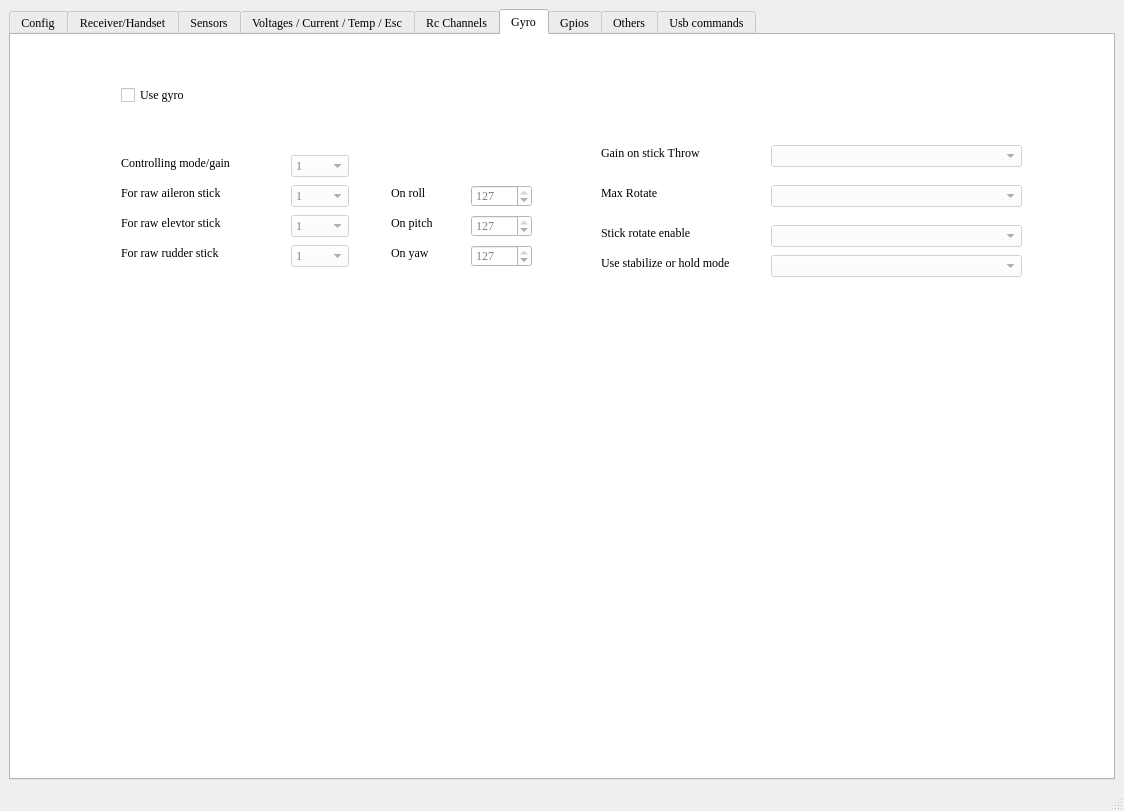
mstrens/expressLRS_oXs, file gui/oXs.ui: the form before one commit.
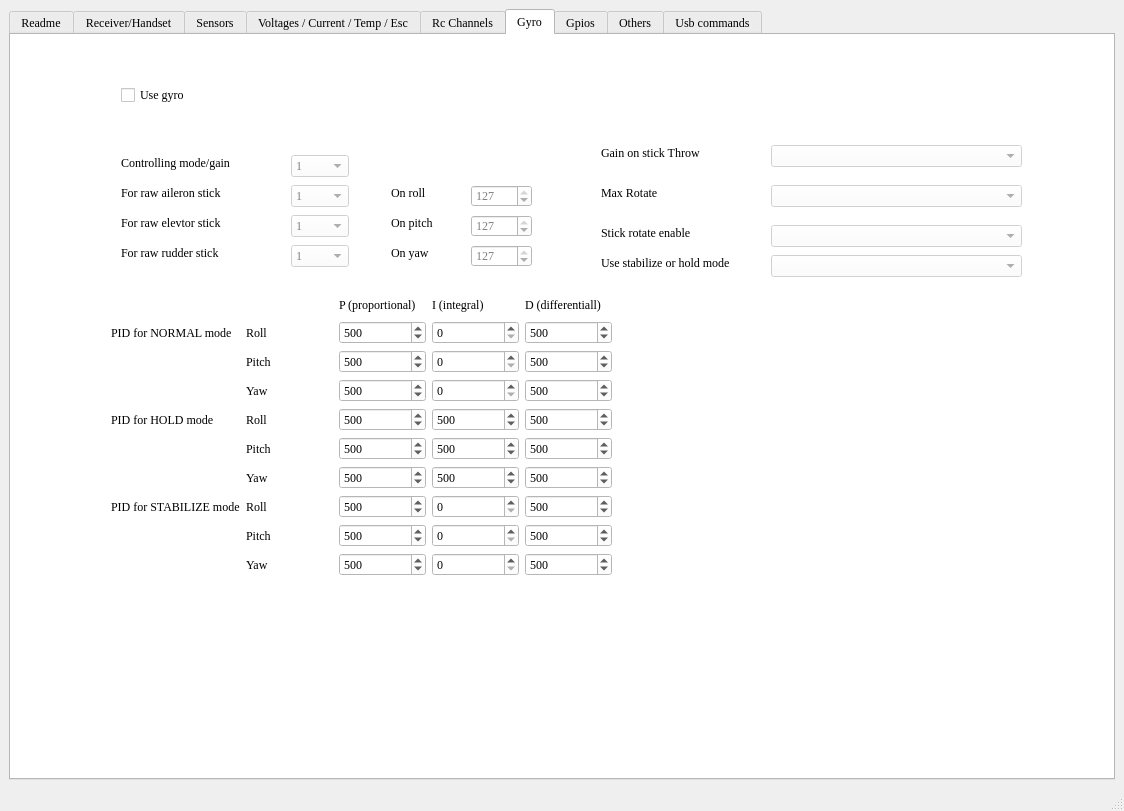
The form after the commit. The open tabs and pages were chosen to show the change. Icons and pictures are not drawn.

```diff
--- a/gui/oXs.ui
+++ b/gui/oXs.ui
@@ -482,7 +482,7 @@
       </property>
       <widget class="QWidget" name="tab">
        <attribute name="title">
-        <string>Config</string>
+        <string>Readme</string>
        </attribute>
        <widget class="QTextEdit" name="textEdit">
         <property name="geometry">
@@ -6927,6 +6927,402 @@
          </rect>
         </property>
        </widget>
+       <widget class="QWidget" name="">
+        <property name="geometry">
+         <rect>
+          <x>100</x>
+          <y>260</y>
+          <width>501</width>
+          <height>281</height>
+         </rect>
+        </property>
+        <layout class="QGridLayout" name="gridLayout">
+         <item row="0" column="2">
+          <widget class="QLabel" name="label_60">
+           <property name="text">
+            <string>P (proportional)</string>
+           </property>
+          </widget>
+         </item>
+         <item row="0" column="3">
+          <widget class="QLabel" name="label_61">
+           <property name="text">
+            <string>I (integral)</string>
+           </property>
+          </widget>
+         </item>
+         <item row="0" column="4">
+          <widget class="QLabel" name="label_62">
+           <property name="text">
+            <string>D (differentiall)</string>
+           </property>
+          </widget>
+         </item>
+         <item row="1" column="0">
+          <widget class="QLabel" name="label_18">
+           <property name="text">
+            <string>PID for NORMAL mode</string>
+           </property>
+          </widget>
+         </item>
+         <item row="1" column="1">
+          <widget class="QLabel" name="label_51">
+           <property name="text">
+            <string>Roll</string>
+           </property>
+           <property name="alignment">
+            <set>Qt::AlignLeading|Qt::AlignLeft|Qt::AlignVCenter</set>
+           </property>
+          </widget>
+         </item>
+         <item row="1" column="2">
+          <widget class="QSpinBox" name="sbPidNormalRollP">
+           <property name="maximum">
+            <number>2000</number>
+           </property>
+           <property name="value">
+            <number>500</number>
+           </property>
+          </widget>
+         </item>
+         <item row="1" column="3">
+          <widget class="QSpinBox" name="sbPidNormalRollI">
+           <property name="maximum">
+            <number>2000</number>
+           </property>
+          </widget>
+         </item>
+         <item row="1" column="4">
+          <widget class="QSpinBox" name="sbPidNormalRollD">
+           <property name="maximum">
+            <number>2000</number>
+           </property>
+           <property name="value">
+            <number>500</number>
+           </property>
+          </widget>
+         </item>
+         <item row="2" column="1">
+          <widget class="QLabel" name="label_52">
+           <property name="text">
+            <string>Pitch</string>
+           </property>
+           <property name="alignment">
+            <set>Qt::AlignLeading|Qt::AlignLeft|Qt::AlignVCenter</set>
+           </property>
+          </widget>
+         </item>
+         <item row="2" column="2">
+          <widget class="QSpinBox" name="sbPidNormalPitchP">
+           <property name="maximum">
+            <number>2000</number>
+           </property>
+           <property name="value">
+            <number>500</number>
+           </property>
+          </widget>
+         </item>
+         <item row="2" column="3">
+          <widget class="QSpinBox" name="sbPidNormalPitchI">
+           <property name="maximum">
+            <number>2000</number>
+           </property>
+          </widget>
+         </item>
+         <item row="2" column="4">
+          <widget class="QSpinBox" name="sbPidNormalPitchD">
+           <property name="maximum">
+            <number>2000</number>
+           </property>
+           <property name="value">
+            <number>500</number>
+           </property>
+          </widget>
+         </item>
+         <item row="3" column="1">
+          <widget class="QLabel" name="label_53">
+           <property name="text">
+            <string>Yaw</string>
+           </property>
+           <property name="alignment">
+            <set>Qt::AlignLeading|Qt::AlignLeft|Qt::AlignVCenter</set>
+           </property>
+          </widget>
+         </item>
+         <item row="3" column="2">
+          <widget class="QSpinBox" name="sbPidNormalYawP">
+           <property name="maximum">
+            <number>2000</number>
+           </property>
+           <property name="value">
+            <number>500</number>
+           </property>
+          </widget>
+         </item>
+         <item row="3" column="3">
+          <widget class="QSpinBox" name="sbPidNormalYawI">
+           <property name="maximum">
+            <number>2000</number>
+           </property>
+          </widget>
+         </item>
+         <item row="3" column="4">
+          <widget class="QSpinBox" name="sbPidNormalYawD">
+           <property name="maximum">
+            <number>2000</number>
+           </property>
+           <property name="value">
+            <number>500</number>
+           </property>
+          </widget>
+         </item>
+         <item row="4" column="0">
+          <widget class="QLabel" name="label_49">
+           <property name="text">
+            <string>PID for HOLD mode</string>
+           </property>
+          </widget>
+         </item>
+         <item row="4" column="1">
+          <widget class="QLabel" name="label_54">
+           <property name="text">
+            <string>Roll</string>
+           </property>
+           <property name="alignment">
+            <set>Qt::AlignLeading|Qt::AlignLeft|Qt::AlignVCenter</set>
+           </property>
+          </widget>
+         </item>
+         <item row="4" column="2">
+          <widget class="QSpinBox" name="sbPidHoldRollP">
+           <property name="maximum">
+            <number>2000</number>
+           </property>
+           <property name="value">
+            <number>500</number>
+           </property>
+          </widget>
+         </item>
+         <item row="4" column="3">
+          <widget class="QSpinBox" name="sbPidHoldRollI">
+           <property name="maximum">
+            <number>2000</number>
+           </property>
+           <property name="value">
+            <number>500</number>
+           </property>
+          </widget>
+         </item>
+         <item row="4" column="4">
+          <widget class="QSpinBox" name="sbPidHoldRollD">
+           <property name="maximum">
+            <number>2000</number>
+           </property>
+           <property name="value">
+            <number>500</number>
+           </property>
+          </widget>
+         </item>
+         <item row="5" column="1">
+          <widget class="QLabel" name="label_56">
+           <property name="text">
+            <string>Pitch</string>
+           </property>
+           <property name="alignment">
+            <set>Qt::AlignLeading|Qt::AlignLeft|Qt::AlignVCenter</set>
+           </property>
+          </widget>
+         </item>
+         <item row="5" column="2">
+          <widget class="QSpinBox" name="sbPidHoldPitchP">
+           <property name="maximum">
+            <number>2000</number>
+           </property>
+           <property name="value">
+            <number>500</number>
+           </property>
+          </widget>
+         </item>
+         <item row="5" column="3">
+          <widget class="QSpinBox" name="sbPidHoldPitchI">
+           <property name="maximum">
+            <number>2000</number>
+           </property>
+           <property name="value">
+            <number>500</number>
+           </property>
+          </widget>
+         </item>
+         <item row="5" column="4">
+          <widget class="QSpinBox" name="sbPidHoldPitchD">
+           <property name="maximum">
+            <number>2000</number>
+           </property>
+           <property name="value">
+            <number>500</number>
+           </property>
+          </widget>
+         </item>
+         <item row="6" column="1">
+          <widget class="QLabel" name="label_55">
+           <property name="text">
+            <string>Yaw</string>
+           </property>
+           <property name="alignment">
+            <set>Qt::AlignLeading|Qt::AlignLeft|Qt::AlignVCenter</set>
+           </property>
+          </widget>
+         </item>
+         <item row="6" column="2">
+          <widget class="QSpinBox" name="sbPidHoldYawP">
+           <property name="maximum">
+            <number>2000</number>
+           </property>
+           <property name="value">
+            <number>500</number>
+           </property>
+          </widget>
+         </item>
+         <item row="6" column="3">
+          <widget class="QSpinBox" name="sbPidHoldYawI">
+           <property name="maximum">
+            <number>2000</number>
+           </property>
+           <property name="value">
+            <number>500</number>
+           </property>
+          </widget>
+         </item>
+         <item row="6" column="4">
+          <widget class="QSpinBox" name="sbPidHoldYawD">
+           <property name="maximum">
+            <number>2000</number>
+           </property>
+           <property name="value">
+            <number>500</number>
+           </property>
+          </widget>
+         </item>
+         <item row="7" column="0">
+          <widget class="QLabel" name="label_50">
+           <property name="text">
+            <string>PID for STABILIZE mode</string>
+           </property>
+          </widget>
+         </item>
+         <item row="7" column="1">
+          <widget class="QLabel" name="label_58">
+           <property name="text">
+            <string>Roll</string>
+           </property>
+           <property name="alignment">
+            <set>Qt::AlignLeading|Qt::AlignLeft|Qt::AlignVCenter</set>
+           </property>
+          </widget>
+         </item>
+         <item row="7" column="2">
+          <widget class="QSpinBox" name="sbPidStabRollP">
+           <property name="maximum">
+            <number>2000</number>
+           </property>
+           <property name="value">
+            <number>500</number>
+           </property>
+          </widget>
+         </item>
+         <item row="7" column="3">
+          <widget class="QSpinBox" name="sbPidStabRollI">
+           <property name="maximum">
+            <number>2000</number>
+           </property>
+          </widget>
+         </item>
+         <item row="7" column="4">
+          <widget class="QSpinBox" name="sbPidStabRollD">
+           <property name="maximum">
+            <number>2000</number>
+           </property>
+           <property name="value">
+            <number>500</number>
+           </property>
+          </widget>
+         </item>
+         <item row="8" column="1">
+          <widget class="QLabel" name="label_59">
+           <property name="text">
+            <string>Pitch</string>
+           </property>
+           <property name="alignment">
+            <set>Qt::AlignLeading|Qt::AlignLeft|Qt::AlignVCenter</set>
+           </property>
+          </widget>
+         </item>
+         <item row="8" column="2">
+          <widget class="QSpinBox" name="sbPidStabPitchP">
+           <property name="maximum">
+            <number>2000</number>
+           </property>
+           <property name="value">
+            <number>500</number>
+           </property>
+          </widget>
+         </item>
+         <item row="8" column="3">
+          <widget class="QSpinBox" name="sbPidStabPitchI">
+           <property name="maximum">
+            <number>2000</number>
+           </property>
+          </widget>
+         </item>
+         <item row="8" column="4">
+          <widget class="QSpinBox" name="sbPidStabPitchD">
+           <property name="maximum">
+            <number>2000</number>
+           </property>
+           <property name="value">
+            <number>500</number>
+           </property>
+          </widget>
+         </item>
+         <item row="9" column="1">
+          <widget class="QLabel" name="label_57">
+           <property name="text">
+            <string>Yaw</string>
+           </property>
+           <property name="alignment">
+            <set>Qt::AlignLeading|Qt::AlignLeft|Qt::AlignVCenter</set>
+           </property>
+          </widget>
+         </item>
+         <item row="9" column="2">
+          <widget class="QSpinBox" name="sbPidStabYawP">
+           <property name="maximum">
+            <number>2000</number>
+           </property>
+           <property name="value">
+            <number>500</number>
+           </property>
+          </widget>
+         </item>
+         <item row="9" column="3">
+          <widget class="QSpinBox" name="sbPidStabYawI">
+           <property name="maximum">
+            <number>2000</number>
+           </property>
+          </widget>
+         </item>
+         <item row="9" column="4">
+          <widget class="QSpinBox" name="sbPidStabYawD">
+           <property name="maximum">
+            <number>2000</number>
+           </property>
+           <property name="value">
+            <number>500</number>
+           </property>
+          </widget>
+         </item>
+        </layout>
+       </widget>
       </widget>
       <widget class="QWidget" name="tab_4">
        <attribute name="title">
```
Left out of the diff: 33 changed lines with no effect on the pictures.
